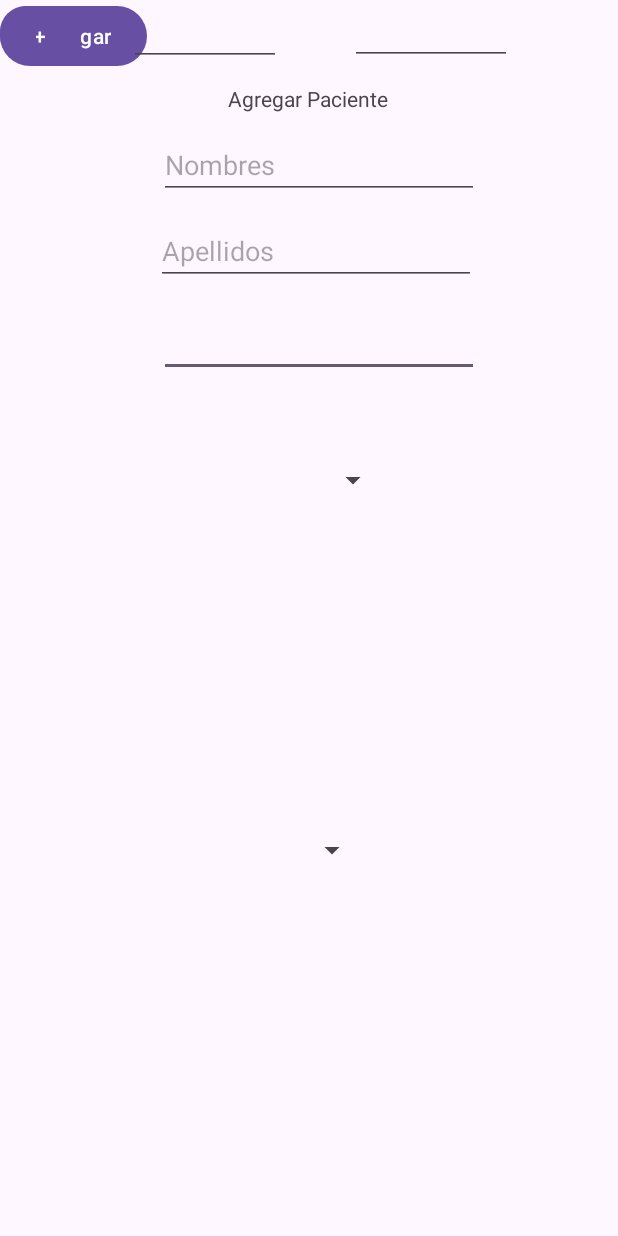
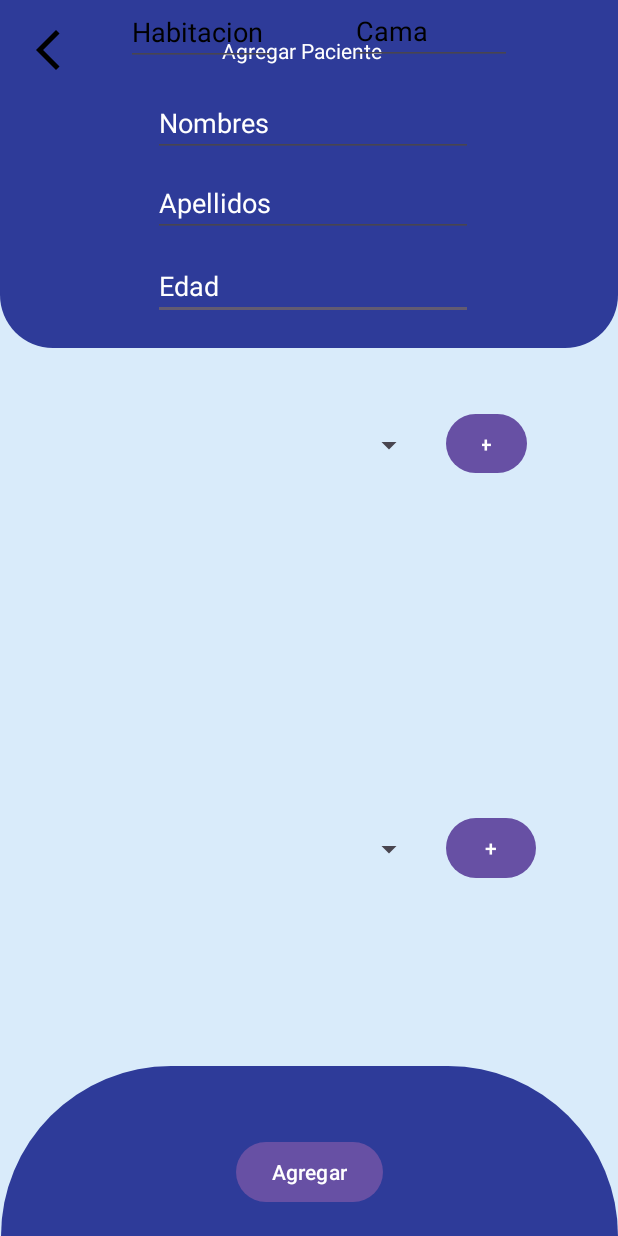
Before and after one commit to AlexGameDev07/AlexGameDev07-appMedival, an Android app: the AgregarPacientesActivity screen opened directly, with no data from a screen before it, on a phone screen of 412 x 824 dp. Run offline under Robolectric (Android 15) with nearby library versions, the light colour scheme and no system bars.

Commit message:
Diseños

```diff
--- /dev/null
+++ b/app/src/main/res/drawable/cart_fon2.xml
@@ -0,0 +1,10 @@
+<?xml version="1.0" encoding="utf-8"?>
+<shape xmlns:android="http://schemas.android.com/apk/res/android"
+    android:shape="rectangle">
+    <solid android:color="#2E3B99"/> <!-- Cambia el color del cuadrado aquí -->
+    <corners
+        android:topLeftRadius="200dp"
+        android:topRightRadius="200dp"
+        android:bottomLeftRadius="0dp"
+        android:bottomRightRadius="0dp"/>
+</shape>
--- /dev/null
+++ b/app/src/main/res/drawable/carta_fondo.xml
@@ -0,0 +1,10 @@
+<?xml version="1.0" encoding="utf-8"?>
+<shape xmlns:android="http://schemas.android.com/apk/res/android"
+    android:shape="rectangle">
+    <solid android:color="#2E3B99"/> <!-- Cambia el color del cuadrado aquí -->
+    <corners
+        android:topLeftRadius="0dp"
+        android:topRightRadius="0dp"
+        android:bottomLeftRadius="35dp"
+        android:bottomRightRadius="35dp"/>
+</shape>
--- /dev/null
+++ b/app/src/main/res/drawable/ic_regresar.xml
@@ -0,0 +1,5 @@
+<vector xmlns:android="http://schemas.android.com/apk/res/android" android:height="24dp" android:tint="#000000" android:viewportHeight="24" android:viewportWidth="24" android:width="24dp">
+
+    <path android:fillColor="@android:color/white" android:pathData="M17.77,3.77l-1.77,-1.77l-10,10l10,10l1.77,-1.77l-8.23,-8.23z"/>
+
+</vector>
--- a/app/src/main/res/layout/activity_agregar_pacientes.xml
+++ b/app/src/main/res/layout/activity_agregar_pacientes.xml
@@ -5,79 +5,126 @@
     android:id="@+id/main"
     android:layout_width="match_parent"
     android:layout_height="match_parent"
+    android:background="#D9EBFA"
     tools:context=".AgregarPacientesActivity">
+
+    <ImageView
+        android:id="@+id/imageView"
+        android:layout_width="412dp"
+        android:layout_height="232dp"
+        app:layout_constraintBottom_toBottomOf="parent"
+        app:layout_constraintEnd_toEndOf="parent"
+        app:layout_constraintTop_toTopOf="parent"
+        app:layout_constraintVertical_bias="0.0"
+        app:srcCompat="@drawable/carta_fondo" />
+
+    <EditText
+        android:id="@+id/txtEdad"
+        android:layout_width="wrap_content"
+        android:layout_height="wrap_content"
+        android:layout_marginTop="4dp"
+        android:ems="10"
+        android:hint="Edad"
+        android:inputType="numberSigned"
+        android:textColor="#FFFFFF"
+        android:textColorHint="#FFFFFF"
+        app:layout_constraintBottom_toTopOf="@+id/spnEnfermedad"
+        app:layout_constraintEnd_toEndOf="parent"
+        app:layout_constraintHorizontal_bias="0.512"
+        app:layout_constraintStart_toStartOf="parent"
+        app:layout_constraintTop_toBottomOf="@+id/txtApellidos"
+        app:layout_constraintVertical_bias="0.088" />
+
+    <EditText
+        android:id="@+id/txtApellidos"
+        android:layout_width="wrap_content"
+        android:layout_height="wrap_content"
+        android:layout_marginTop="8dp"
+        android:ems="10"
+        android:hint="Apellidos"
+        android:inputType="text"
+        android:textColor="#FFFFFF"
+        android:textColorHint="#FFFFFF"
+        app:layout_constraintBottom_toBottomOf="parent"
+        app:layout_constraintEnd_toEndOf="parent"
+        app:layout_constraintHorizontal_bias="0.512"
+        app:layout_constraintStart_toStartOf="parent"
+        app:layout_constraintTop_toBottomOf="@+id/txtNombres"
+        app:layout_constraintVertical_bias="0.0" />
+
+    <EditText
+        android:id="@+id/txtNombres"
+        android:layout_width="wrap_content"
+        android:layout_height="wrap_content"
+        android:layout_marginTop="16dp"
+        android:ems="10"
+        android:hint="Nombres"
+        android:inputType="text"
+        android:singleLine="false"
+        android:textColor="#FFFFFF"
+        android:textColorHint="#FFFFFF"
+        app:layout_constraintEnd_toEndOf="parent"
+        app:layout_constraintHorizontal_bias="0.512"
+        app:layout_constraintStart_toStartOf="parent"
+        app:layout_constraintTop_toBottomOf="@+id/textView2" />
+
 
     <TextView
         android:id="@+id/textView2"
         android:layout_width="wrap_content"
         android:layout_height="wrap_content"
-        android:layout_marginTop="56dp"
+        android:layout_marginTop="24dp"
         android:text="Agregar Paciente"
+        android:textColor="#FFFFFF"
         app:layout_constraintEnd_toEndOf="parent"
-        app:layout_constraintHorizontal_bias="0.498"
+        app:layout_constraintHorizontal_bias="0.485"
         app:layout_constraintStart_toStartOf="parent"
         app:layout_constraintTop_toTopOf="parent" />
 
-    <EditText
-        android:id="@+id/txtEdad"
-        android:layout_width="wrap_content"
-        android:layout_height="wrap_content"
-        android:layout_marginTop="16dp"
-        android:ems="10"
-        android:inputType="numberSigned"
+    <ImageView
+        android:id="@+id/imageView3"
+        android:layout_width="411dp"
+        android:layout_height="113dp"
+        app:layout_constraintBottom_toBottomOf="parent"
         app:layout_constraintEnd_toEndOf="parent"
-        app:layout_constraintHorizontal_bias="0.532"
+        app:layout_constraintHorizontal_bias="1.0"
         app:layout_constraintStart_toStartOf="parent"
-        app:layout_constraintTop_toBottomOf="@+id/txtApellidos" />
-
-    <EditText
-        android:id="@+id/txtNombres"
-        android:layout_width="wrap_content"
-        android:layout_height="wrap_content"
-        android:layout_marginTop="12dp"
-        android:ems="10"
-        android:hint="Nombres"
-        android:inputType="text"
-        app:layout_constraintEnd_toEndOf="parent"
-        app:layout_constraintHorizontal_bias="0.532"
-        app:layout_constraintStart_toStartOf="parent"
-        app:layout_constraintTop_toBottomOf="@+id/textView2" />
-
-    <EditText
-        android:id="@+id/txtApellidos"
-        android:layout_width="wrap_content"
-        android:layout_height="wrap_content"
-        android:layout_marginTop="12dp"
-        android:ems="10"
-        android:hint="Apellidos"
-        android:inputType="text"
-        app:layout_constraintEnd_toEndOf="parent"
-        app:layout_constraintHorizontal_bias="0.522"
-        app:layout_constraintStart_toStartOf="parent"
-        app:layout_constraintTop_toBottomOf="@+id/txtNombres" />
+        app:layout_constraintTop_toTopOf="parent"
+        app:layout_constraintVertical_bias="1.0"
+        app:srcCompat="@drawable/cart_fon2" />
 
     <androidx.recyclerview.widget.RecyclerView
         android:id="@+id/rcvMedicamentos"
         android:layout_width="393dp"
         android:layout_height="112dp"
-        tools:layout_editor_absoluteX="7dp"
-        tools:layout_editor_absoluteY="537dp" />
+        app:layout_constraintBottom_toBottomOf="parent"
+        app:layout_constraintEnd_toEndOf="parent"
+        app:layout_constraintStart_toStartOf="parent"
+        app:layout_constraintTop_toTopOf="parent"
+        app:layout_constraintVertical_bias="0.875" />
 
     <Button
         android:id="@+id/btnInsertarPaciente"
         android:layout_width="wrap_content"
         android:layout_height="wrap_content"
         android:text="Agregar"
-        tools:layout_editor_absoluteX="164dp"
-        tools:layout_editor_absoluteY="658dp" />
+        app:layout_constraintBottom_toBottomOf="parent"
+        app:layout_constraintEnd_toEndOf="parent"
+        app:layout_constraintStart_toStartOf="parent"
+        app:layout_constraintTop_toTopOf="parent"
+        app:layout_constraintVertical_bias="0.976" />
 
     <Button
         android:id="@+id/btnAgregarMedicamento"
-        android:layout_width="54dp"
-        android:layout_height="42dp"
+        android:layout_width="60dp"
+        android:layout_height="48dp"
         android:text="+"
-        tools:layout_editor_absoluteX="259dp"
-        tools:layout_editor_absoluteY="479dp" />
+        app:layout_constraintBottom_toBottomOf="parent"
+        app:layout_constraintEnd_toEndOf="parent"
+        app:layout_constraintHorizontal_bias="0.205"
+        app:layout_constraintStart_toEndOf="@+id/spnMedicamentos"
+        app:layout_constraintTop_toTopOf="parent"
+        app:layout_constraintVertical_bias="0.698" />
 
     <Spinner
         android:id="@+id/spnMedicamentos"
@@ -87,16 +134,18 @@
 
         app:layout_constraintBottom_toBottomOf="parent"
         app:layout_constraintEnd_toEndOf="parent"
-        app:layout_constraintHorizontal_bias="0.201"
+        app:layout_constraintHorizontal_bias="0.384"
         app:layout_constraintStart_toStartOf="parent"
         app:layout_constraintTop_toTopOf="parent"
-        app:layout_constraintVertical_bias="0.7" />
+        app:layout_constraintVertical_bias="0.699" />
 
     <EditText
         android:id="@+id/txtNumHaiación"
         android:layout_width="101dp"
         android:layout_height="44dp"
         android:ems="10"
+        android:hint="Habitacion"
+        android:textColorHint="#000000"
         android:inputType="numberSigned"
         app:layout_constraintEnd_toEndOf="@+id/txtEdad"
         app:layout_constraintHorizontal_bias="0.393"
@@ -108,11 +157,26 @@
         android:layout_width="108dp"
         android:layout_height="43dp"
         android:ems="10"
+        android:hint="Cama"
+        android:textColorHint="#000000"
         android:inputType="numberSigned"
         app:layout_constraintEnd_toEndOf="parent"
         app:layout_constraintHorizontal_bias="0.768"
         app:layout_constraintStart_toStartOf="parent"
         tools:layout_editor_absoluteY="420dp" />
+
+
+
+    <androidx.recyclerview.widget.RecyclerView
+        android:id="@+id/rcvEnfermedades"
+        android:layout_width="383dp"
+        android:layout_height="97dp"
+        app:layout_constraintBottom_toBottomOf="parent"
+        app:layout_constraintEnd_toEndOf="parent"
+        app:layout_constraintHorizontal_bias="0.571"
+        app:layout_constraintStart_toStartOf="parent"
+        app:layout_constraintTop_toTopOf="parent"
+        app:layout_constraintVertical_bias="0.476" />
 
     <Spinner
         android:id="@+id/spnEnfermedad"
@@ -122,25 +186,34 @@
 
         app:layout_constraintBottom_toBottomOf="parent"
         app:layout_constraintEnd_toEndOf="parent"
-        app:layout_constraintHorizontal_bias="0.269"
+        app:layout_constraintHorizontal_bias="0.384"
         app:layout_constraintStart_toStartOf="parent"
         app:layout_constraintTop_toTopOf="parent"
-        app:layout_constraintVertical_bias="0.381" />
+        app:layout_constraintVertical_bias="0.351" />
 
     <Button
         android:id="@+id/btnAgregarEnfermedad"
         android:layout_width="54dp"
         android:layout_height="47dp"
         android:text="+"
-        tools:layout_editor_absoluteX="269dp"
-        tools:layout_editor_absoluteY="261dp" />
+        app:layout_constraintBottom_toBottomOf="parent"
+        app:layout_constraintEnd_toEndOf="parent"
+        app:layout_constraintHorizontal_bias="0.185"
+        app:layout_constraintStart_toEndOf="@+id/spnEnfermedad"
+        app:layout_constraintTop_toTopOf="parent"
+        app:layout_constraintVertical_bias="0.35" />
 
-    <androidx.recyclerview.widget.RecyclerView
-        android:id="@+id/rcvEnfermedades"
-        android:layout_width="378dp"
-        android:layout_height="99dp"
-        tools:layout_editor_absoluteX="16dp"
-        tools:layout_editor_absoluteY="316dp" />
+    <ImageView
+        android:id="@+id/imageView4"
+        android:layout_width="32dp"
+        android:layout_height="32dp"
+        app:layout_constraintBottom_toBottomOf="parent"
+        app:layout_constraintEnd_toEndOf="parent"
+        app:layout_constraintHorizontal_bias="0.042"
+        app:layout_constraintStart_toStartOf="parent"
+        app:layout_constraintTop_toTopOf="@+id/imageView"
+        app:layout_constraintVertical_bias="0.022"
+        app:srcCompat="@drawable/ic_regresar" />
 
 
 </androidx.constraintlayout.widget.ConstraintLayout>
```
